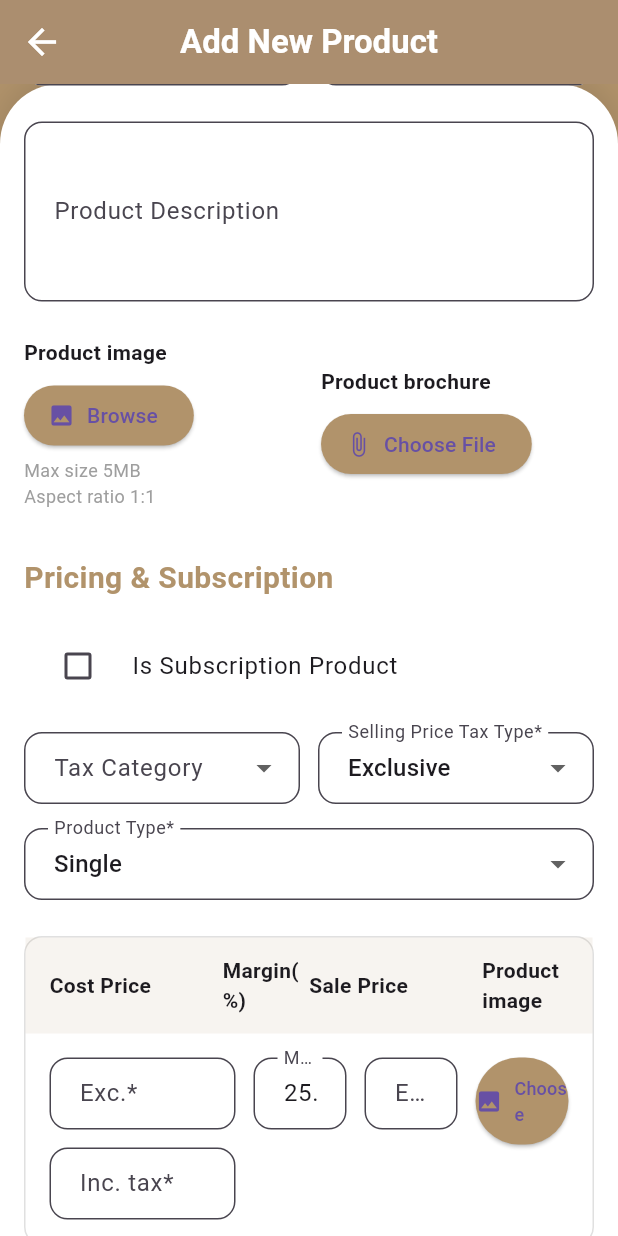
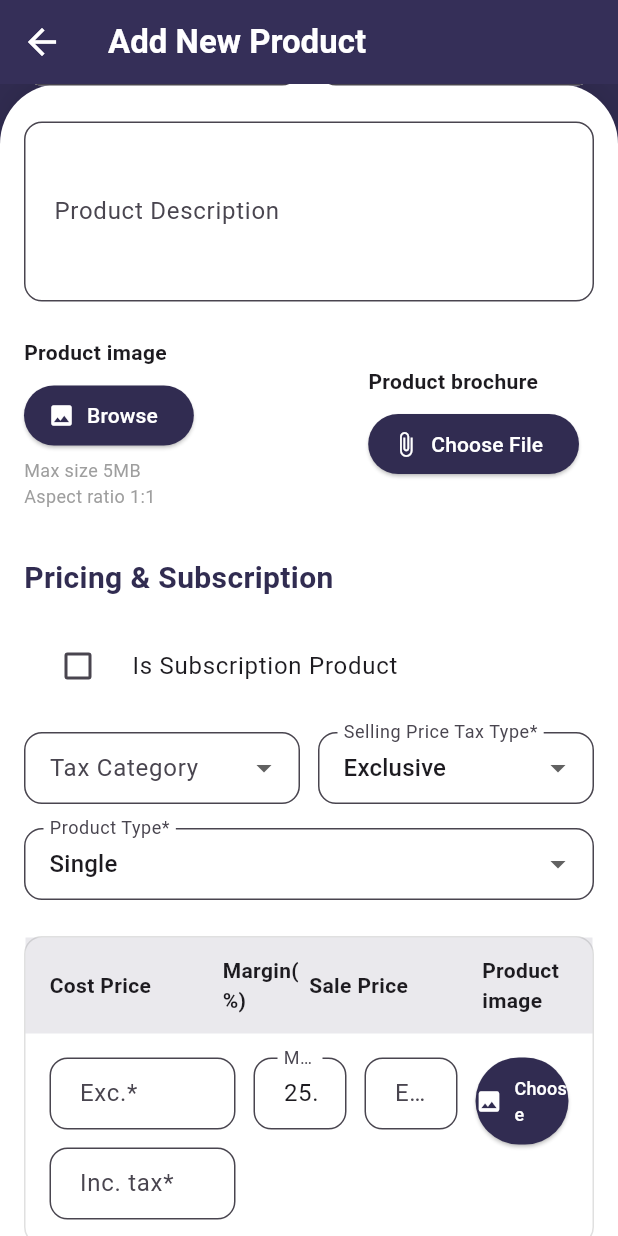
Before and after one commit to admin123KK/hotelowner, a Flutter app: the AddProductPage screen opened directly, scrolled down 576 dp, on a phone screen of 412 x 824 dp. Run offline on Flutter 3.47's test engine with Material 3 defaults, Android fonts, the phone set to English and light mode, and no system bars; our stand-ins replace shared_preferences; accounts and stored records are empty.

Commit message:
hotel owner

```diff
--- a/lib/productpage.dart
+++ b/lib/productpage.dart
@@ -43,7 +43,7 @@ class _AddProductPageState extends State<AddProductPage> {
   final subCategories = ['Sub A', 'Sub B'];
   final barcodeTypes = ['Code 128 (C128)', 'EAN-13', 'QR Code'];
 
-  final primaryColor = const Color(0xFFB1936B);
+  final primaryColor = const Color(0xFF312C51);
   final accentColor = const Color(0xFFF5E6D3);
   final greenColor = Colors.green.shade700;
 
@@ -58,10 +58,16 @@ class _AddProductPageState extends State<AddProductPage> {
           icon: const Icon(Icons.arrow_back, color: Colors.white, size: 28),
           onPressed: () => Navigator.pop(context),
         ),
-        title: const Text(
+        title: const Row(
+          children: [
+            Text(
               'Add New Product',
               style: TextStyle(
-              color: Colors.white, fontSize: 22, fontWeight: FontWeight.bold),
+                  color: Colors.white,
+                  fontSize: 22,
+                  fontWeight: FontWeight.bold),
+            ),
+          ],
         ),
         centerTitle: true,
         actions: const [SizedBox(width: 56)],
@@ -242,8 +248,14 @@ class _AddProductPageState extends State<AddProductPage> {
                             const SizedBox(height: 8),
                             ElevatedButton.icon(
                               onPressed: () {}, // TODO: image_picker
-                              icon: const Icon(Icons.image),
-                              label: const Text('Browse'),
+                              icon: const Icon(
+                                Icons.image,
+                                color: Colors.white,
+                              ),
+                              label: const Text(
+                                'Browse',
+                                style: TextStyle(color: Colors.white),
+                              ),
                               style: ElevatedButton.styleFrom(
                                   backgroundColor: primaryColor),
                             ),
@@ -254,22 +266,32 @@ class _AddProductPageState extends State<AddProductPage> {
                           ],
                         ),
                       ),
-                      const SizedBox(width: 16),
-                      Expanded(
+                      // const SizedBox(width: 16),
+                      Padding(
+                        padding: const EdgeInsets.symmetric(horizontal: 10),
+                        child: Expanded(
                           child: Column(
                             crossAxisAlignment: CrossAxisAlignment.start,
                             children: [
                               const Text('Product brochure',
-                                style: TextStyle(fontWeight: FontWeight.bold)),
+                                  style:
+                                      TextStyle(fontWeight: FontWeight.bold)),
                               const SizedBox(height: 8),
                               ElevatedButton.icon(
-                              onPressed: () {}, // TODO: file_picker
-                              icon: const Icon(Icons.attach_file),
-                              label: const Text('Choose File'),
+                                onPressed: () {},
+                                icon: const Icon(
+                                  Icons.attach_file,
+                                  color: Colors.white,
+                                ),
+                                label: const Text(
+                                  'Choose File',
+                                  style: TextStyle(color: Colors.white),
+                                ),
                                 style: ElevatedButton.styleFrom(
                                     backgroundColor: primaryColor),
                               ),
                             ],
+                          ),
                         ),
                       ),
                     ],
@@ -334,8 +356,8 @@ class _AddProductPageState extends State<AddProductPage> {
                           padding: const EdgeInsets.symmetric(
                               vertical: 12, horizontal: 16),
                           color: primaryColor.withOpacity(0.1),
-                          child: Row(
-                            children: const [
+                          child: const Row(
+                            children: [
                               Expanded(
                                   flex: 2,
                                   child: Text('Cost Price',
@@ -392,9 +414,16 @@ class _AddProductPageState extends State<AddProductPage> {
                               Expanded(
                                 child: ElevatedButton.icon(
                                   onPressed: () {}, // TODO: image picker
-                                  icon: const Icon(Icons.image, size: 18),
-                                  label: const Text('Choose',
-                                      style: TextStyle(fontSize: 12)),
+                                  icon: const Icon(
+                                    Icons.image,
+                                    size: 18,
+                                    color: Colors.white,
+                                  ),
+                                  label: const Text(
+                                    'Choose',
+                                    style: TextStyle(
+                                        fontSize: 12, color: Colors.white),
+                                  ),
                                   style: ElevatedButton.styleFrom(
                                       backgroundColor: primaryColor,
                                       padding: const EdgeInsets.symmetric(
@@ -415,16 +444,18 @@ class _AddProductPageState extends State<AddProductPage> {
                     children: [
                       Expanded(
                         child: ElevatedButton(
-                          onPressed: () {}, // TODO: Save & add stock
+                          onPressed: () {},
                           style: ElevatedButton.styleFrom(
                             backgroundColor: primaryColor,
                             padding: const EdgeInsets.symmetric(vertical: 16),
                             shape: RoundedRectangleBorder(
                                 borderRadius: BorderRadius.circular(12)),
                           ),
-                          child: const Text('Save & Add Opening Stock',
-                              style:
-                                  TextStyle(color: Colors.white, fontSize: 14)),
+                          child: const Center(
+                            child: const Text('Save & Add\nOpening Stock',
+                                style: TextStyle(
+                                    color: Colors.white, fontSize: 14)),
+                          ),
                         ),
                       ),
                       const SizedBox(width: 12),
@@ -437,9 +468,11 @@ class _AddProductPageState extends State<AddProductPage> {
                             shape: RoundedRectangleBorder(
                                 borderRadius: BorderRadius.circular(12)),
                           ),
-                          child: const Text('Save And Add Another',
-                              style:
-                                  TextStyle(color: Colors.white, fontSize: 14)),
+                          child: const Center(
+                            child: Text('Save & Add\nAnother',
+                                style: TextStyle(
+                                    color: Colors.white, fontSize: 14)),
+                          ),
                         ),
                       ),
                       const SizedBox(width: 12),
@@ -483,10 +516,10 @@ class _AddProductPageState extends State<AddProductPage> {
   Widget _buildSectionHeader(String title) {
     return Text(
       title,
-      style: TextStyle(
+      style: const TextStyle(
           fontSize: 20,
           fontWeight: FontWeight.bold,
-          color: const Color(0xFFB1936B)),
+          color: const Color(0xFF312C51)),
     );
   }
 
@@ -524,7 +557,7 @@ class _AddProductPageState extends State<AddProductPage> {
         labelText: label,
         border: OutlineInputBorder(borderRadius: BorderRadius.circular(12)),
         contentPadding:
-            const EdgeInsets.symmetric(horizontal: 16, vertical: 12),
+            const EdgeInsets.symmetric(horizontal: 13, vertical: 12),
         filled: true,
         fillColor: Colors.white,
       ),
@@ -544,7 +577,10 @@ class _AddProductPageState extends State<AddProductPage> {
           children: [
             Text(label, style: const TextStyle(fontWeight: FontWeight.bold)),
             IconButton(
-              icon: const Icon(Icons.add_circle, color: Color(0xFFB1936B)),
+              icon: const Icon(
+                Icons.add_circle,
+                color: Color(0xFF312C51),
+              ),
               onPressed: () {}, // TODO: Add new item logic
             ),
           ],
```
Lines whose indentation alone changed are shown as unchanged.
